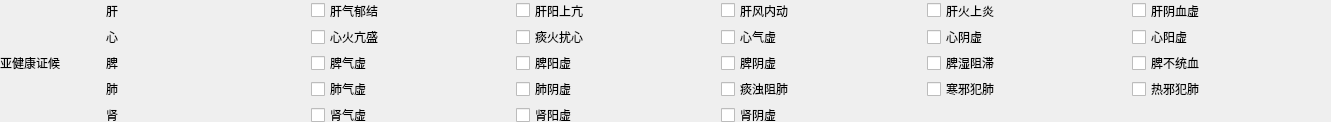
fantasy-mark/Summer, file src/ui/t3l11.ui: the form before one commit.
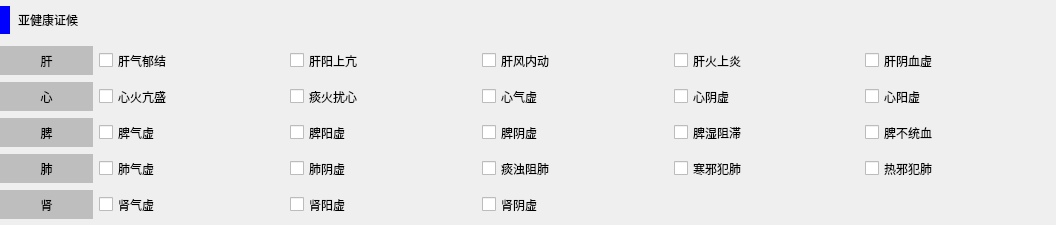
The form after the commit.

```diff
--- a/src/ui/t3l11.ui
+++ b/src/ui/t3l11.ui
@@ -6,8 +6,8 @@
    <rect>
     <x>0</x>
     <y>0</y>
-    <width>1331</width>
-    <height>122</height>
+    <width>1056</width>
+    <height>225</height>
    </rect>
   </property>
   <property name="windowTitle">
@@ -18,209 +18,581 @@
     <rect>
      <x>0</x>
      <y>0</y>
-     <width>1331</width>
-     <height>125</height>
+     <width>1051</width>
+     <height>220</height>
     </rect>
    </property>
-   <layout class="QGridLayout" name="gridLayout" columnstretch="1,2,2,2,2,2,2" columnminimumwidth="0,0,0,0,0,0,0">
-    <item row="1" column="2">
+   <property name="minimumSize">
+    <size>
+     <width>0</width>
+     <height>29</height>
+    </size>
+   </property>
+   <property name="font">
+    <font>
+     <family>微软雅黑</family>
+    </font>
+   </property>
+   <layout class="QGridLayout" name="gridLayout" columnstretch="1,2,2,2,2,2">
+    <item row="2" column="1">
      <widget class="QCheckBox" name="s22">
+      <property name="minimumSize">
+       <size>
+        <width>0</width>
+        <height>29</height>
+       </size>
+      </property>
+      <property name="font">
+       <font>
+        <family>微软雅黑</family>
+       </font>
+      </property>
       <property name="text">
        <string>心火亢盛</string>
       </property>
      </widget>
     </item>
-    <item row="1" column="5">
+    <item row="2" column="4">
      <widget class="QCheckBox" name="s25">
+      <property name="minimumSize">
+       <size>
+        <width>0</width>
+        <height>29</height>
+       </size>
+      </property>
+      <property name="font">
+       <font>
+        <family>微软雅黑</family>
+       </font>
+      </property>
       <property name="text">
        <string>心阴虚</string>
       </property>
      </widget>
     </item>
-    <item row="1" column="3">
+    <item row="2" column="2">
      <widget class="QCheckBox" name="s23">
+      <property name="minimumSize">
+       <size>
+        <width>0</width>
+        <height>29</height>
+       </size>
+      </property>
+      <property name="font">
+       <font>
+        <family>微软雅黑</family>
+       </font>
+      </property>
       <property name="text">
        <string>痰火扰心</string>
       </property>
      </widget>
     </item>
-    <item row="0" column="3">
+    <item row="1" column="2">
      <widget class="QCheckBox" name="s13">
+      <property name="minimumSize">
+       <size>
+        <width>0</width>
+        <height>29</height>
+       </size>
+      </property>
+      <property name="font">
+       <font>
+        <family>微软雅黑</family>
+       </font>
+      </property>
       <property name="text">
        <string>肝阳上亢</string>
       </property>
      </widget>
     </item>
-    <item row="0" column="5">
+    <item row="1" column="4">
      <widget class="QCheckBox" name="s15">
+      <property name="minimumSize">
+       <size>
+        <width>0</width>
+        <height>29</height>
+       </size>
+      </property>
+      <property name="font">
+       <font>
+        <family>微软雅黑</family>
+       </font>
+      </property>
       <property name="text">
        <string>肝火上炎</string>
       </property>
      </widget>
     </item>
-    <item row="0" column="4">
+    <item row="1" column="3">
      <widget class="QCheckBox" name="s14">
+      <property name="minimumSize">
+       <size>
+        <width>0</width>
+        <height>29</height>
+       </size>
+      </property>
+      <property name="font">
+       <font>
+        <family>微软雅黑</family>
+       </font>
+      </property>
       <property name="text">
        <string>肝风内动</string>
       </property>
      </widget>
     </item>
-    <item row="1" column="1">
+    <item row="2" column="0">
      <widget class="QLabel" name="s21">
+      <property name="minimumSize">
+       <size>
+        <width>0</width>
+        <height>29</height>
+       </size>
+      </property>
+      <property name="font">
+       <font>
+        <family>微软雅黑</family>
+       </font>
+      </property>
+      <property name="styleSheet">
+       <string notr="true">background-color: rgb(190, 190, 190);</string>
+      </property>
       <property name="text">
        <string>心</string>
       </property>
+      <property name="alignment">
+       <set>Qt::AlignCenter</set>
+      </property>
      </widget>
     </item>
-    <item row="2" column="1">
+    <item row="3" column="0">
      <widget class="QLabel" name="s31">
+      <property name="minimumSize">
+       <size>
+        <width>0</width>
+        <height>29</height>
+       </size>
+      </property>
+      <property name="font">
+       <font>
+        <family>微软雅黑</family>
+       </font>
+      </property>
+      <property name="styleSheet">
+       <string notr="true">background-color: rgb(190, 190, 190);</string>
+      </property>
       <property name="text">
        <string>脾</string>
       </property>
+      <property name="alignment">
+       <set>Qt::AlignCenter</set>
+      </property>
      </widget>
     </item>
-    <item row="0" column="1">
+    <item row="1" column="0">
      <widget class="QLabel" name="s11">
+      <property name="minimumSize">
+       <size>
+        <width>0</width>
+        <height>29</height>
+       </size>
+      </property>
+      <property name="font">
+       <font>
+        <family>微软雅黑</family>
+       </font>
+      </property>
+      <property name="styleSheet">
+       <string notr="true">background-color: rgb(190, 190, 190);</string>
+      </property>
       <property name="text">
        <string>肝</string>
       </property>
+      <property name="alignment">
+       <set>Qt::AlignCenter</set>
+      </property>
      </widget>
     </item>
-    <item row="1" column="4">
+    <item row="2" column="3">
      <widget class="QCheckBox" name="s24">
+      <property name="minimumSize">
+       <size>
+        <width>0</width>
+        <height>29</height>
+       </size>
+      </property>
+      <property name="font">
+       <font>
+        <family>微软雅黑</family>
+       </font>
+      </property>
       <property name="text">
        <string>心气虚</string>
       </property>
      </widget>
     </item>
-    <item row="0" column="2">
+    <item row="1" column="1">
      <widget class="QCheckBox" name="s12">
+      <property name="minimumSize">
+       <size>
+        <width>0</width>
+        <height>29</height>
+       </size>
+      </property>
+      <property name="font">
+       <font>
+        <family>微软雅黑</family>
+       </font>
+      </property>
       <property name="text">
        <string>肝气郁结</string>
       </property>
      </widget>
     </item>
-    <item row="3" column="1">
+    <item row="4" column="0">
      <widget class="QLabel" name="s41">
+      <property name="minimumSize">
+       <size>
+        <width>0</width>
+        <height>29</height>
+       </size>
+      </property>
+      <property name="font">
+       <font>
+        <family>微软雅黑</family>
+       </font>
+      </property>
+      <property name="styleSheet">
+       <string notr="true">background-color: rgb(190, 190, 190);</string>
+      </property>
       <property name="text">
        <string>肺</string>
       </property>
+      <property name="alignment">
+       <set>Qt::AlignCenter</set>
+      </property>
      </widget>
     </item>
-    <item row="4" column="1">
+    <item row="5" column="0">
      <widget class="QLabel" name="s51">
+      <property name="minimumSize">
+       <size>
+        <width>0</width>
+        <height>29</height>
+       </size>
+      </property>
+      <property name="font">
+       <font>
+        <family>微软雅黑</family>
+       </font>
+      </property>
+      <property name="styleSheet">
+       <string notr="true">background-color: rgb(190, 190, 190);</string>
+      </property>
       <property name="text">
        <string>肾</string>
       </property>
+      <property name="alignment">
+       <set>Qt::AlignCenter</set>
+      </property>
      </widget>
     </item>
-    <item row="0" column="6">
+    <item row="1" column="5">
      <widget class="QCheckBox" name="s16">
+      <property name="minimumSize">
+       <size>
+        <width>0</width>
+        <height>29</height>
+       </size>
+      </property>
+      <property name="font">
+       <font>
+        <family>微软雅黑</family>
+       </font>
+      </property>
       <property name="text">
        <string>肝阴血虚</string>
       </property>
      </widget>
     </item>
-    <item row="1" column="6">
+    <item row="2" column="5">
      <widget class="QCheckBox" name="s26">
+      <property name="minimumSize">
+       <size>
+        <width>0</width>
+        <height>29</height>
+       </size>
+      </property>
+      <property name="font">
+       <font>
+        <family>微软雅黑</family>
+       </font>
+      </property>
       <property name="text">
        <string>心阳虚</string>
       </property>
      </widget>
     </item>
-    <item row="2" column="2">
+    <item row="3" column="1">
      <widget class="QCheckBox" name="s32">
+      <property name="minimumSize">
+       <size>
+        <width>0</width>
+        <height>29</height>
+       </size>
+      </property>
+      <property name="font">
+       <font>
+        <family>微软雅黑</family>
+       </font>
+      </property>
       <property name="text">
        <string>脾气虚</string>
       </property>
      </widget>
     </item>
-    <item row="2" column="3">
+    <item row="3" column="2">
      <widget class="QCheckBox" name="s33">
+      <property name="minimumSize">
+       <size>
+        <width>0</width>
+        <height>29</height>
+       </size>
+      </property>
+      <property name="font">
+       <font>
+        <family>微软雅黑</family>
+       </font>
+      </property>
       <property name="text">
        <string>脾阳虚</string>
       </property>
      </widget>
     </item>
-    <item row="2" column="4">
+    <item row="3" column="3">
      <widget class="QCheckBox" name="s34">
+      <property name="minimumSize">
+       <size>
+        <width>0</width>
+        <height>29</height>
+       </size>
+      </property>
+      <property name="font">
+       <font>
+        <family>微软雅黑</family>
+       </font>
+      </property>
       <property name="text">
        <string>脾阴虚</string>
       </property>
      </widget>
     </item>
-    <item row="2" column="5">
+    <item row="3" column="4">
      <widget class="QCheckBox" name="s35">
+      <property name="minimumSize">
+       <size>
+        <width>0</width>
+        <height>29</height>
+       </size>
+      </property>
+      <property name="font">
+       <font>
+        <family>微软雅黑</family>
+       </font>
+      </property>
       <property name="text">
        <string>脾湿阻滞</string>
       </property>
      </widget>
     </item>
-    <item row="2" column="6">
+    <item row="3" column="5">
      <widget class="QCheckBox" name="s36">
+      <property name="minimumSize">
+       <size>
+        <width>0</width>
+        <height>29</height>
+       </size>
+      </property>
+      <property name="font">
+       <font>
+        <family>微软雅黑</family>
+       </font>
+      </property>
       <property name="text">
        <string>脾不统血</string>
       </property>
      </widget>
     </item>
-    <item row="4" column="2">
+    <item row="5" column="1">
      <widget class="QCheckBox" name="s52">
+      <property name="minimumSize">
+       <size>
+        <width>0</width>
+        <height>29</height>
+       </size>
+      </property>
+      <property name="font">
+       <font>
+        <family>微软雅黑</family>
+       </font>
+      </property>
       <property name="text">
        <string>肾气虚</string>
       </property>
      </widget>
     </item>
-    <item row="3" column="3">
+    <item row="4" column="2">
      <widget class="QCheckBox" name="s43">
+      <property name="minimumSize">
+       <size>
+        <width>0</width>
+        <height>29</height>
+       </size>
+      </property>
+      <property name="font">
+       <font>
+        <family>微软雅黑</family>
+       </font>
+      </property>
       <property name="text">
        <string>肺阴虚</string>
       </property>
      </widget>
     </item>
-    <item row="3" column="2">
+    <item row="4" column="1">
      <widget class="QCheckBox" name="s42">
+      <property name="minimumSize">
+       <size>
+        <width>0</width>
+        <height>29</height>
+       </size>
+      </property>
+      <property name="font">
+       <font>
+        <family>微软雅黑</family>
+       </font>
+      </property>
       <property name="text">
        <string>肺气虚</string>
       </property>
      </widget>
     </item>
-    <item row="3" column="4">
+    <item row="4" column="3">
      <widget class="QCheckBox" name="s44">
+      <property name="minimumSize">
+       <size>
+        <width>0</width>
+        <height>29</height>
+       </size>
+      </property>
+      <property name="font">
+       <font>
+        <family>微软雅黑</family>
+       </font>
+      </property>
       <property name="text">
        <string>痰浊阻肺</string>
       </property>
      </widget>
     </item>
-    <item row="4" column="3">
+    <item row="5" column="2">
      <widget class="QCheckBox" name="s53">
+      <property name="minimumSize">
+       <size>
+        <width>0</width>
+        <height>29</height>
+       </size>
+      </property>
+      <property name="font">
+       <font>
+        <family>微软雅黑</family>
+       </font>
+      </property>
       <property name="text">
        <string>肾阳虚</string>
       </property>
      </widget>
     </item>
-    <item row="4" column="4">
+    <item row="5" column="3">
      <widget class="QCheckBox" name="s54">
+      <property name="minimumSize">
+       <size>
+        <width>0</width>
+        <height>29</height>
+       </size>
+      </property>
+      <property name="font">
+       <font>
+        <family>微软雅黑</family>
+       </font>
+      </property>
       <property name="text">
        <string>肾阴虚</string>
       </property>
      </widget>
     </item>
-    <item row="3" column="5">
+    <item row="4" column="4">
      <widget class="QCheckBox" name="s45">
+      <property name="minimumSize">
+       <size>
+        <width>0</width>
+        <height>29</height>
+       </size>
+      </property>
+      <property name="font">
+       <font>
+        <family>微软雅黑</family>
+       </font>
+      </property>
       <property name="text">
        <string>寒邪犯肺</string>
       </property>
      </widget>
     </item>
-    <item row="3" column="6">
+    <item row="4" column="5">
      <widget class="QCheckBox" name="s46">
+      <property name="minimumSize">
+       <size>
+        <width>0</width>
+        <height>29</height>
+       </size>
+      </property>
+      <property name="font">
+       <font>
+        <family>微软雅黑</family>
+       </font>
+      </property>
       <property name="text">
        <string>热邪犯肺</string>
       </property>
      </widget>
     </item>
-    <item row="0" column="0" rowspan="5">
+    <item row="0" column="0" colspan="6">
      <widget class="QLabel" name="label">
+      <property name="minimumSize">
+       <size>
+        <width>0</width>
+        <height>38</height>
+       </size>
+      </property>
+      <property name="maximumSize">
+       <size>
+        <width>16777215</width>
+        <height>38</height>
+       </size>
+      </property>
+      <property name="font">
+       <font>
+        <family>微软雅黑</family>
+       </font>
+      </property>
+      <property name="styleSheet">
+       <string notr="true">border-left: 10px solid blue;
+border-radius:5px;
+padding-left: 5px;
+</string>
+      </property>
       <property name="text">
        <string>亚健康证候</string>
       </property>
```
